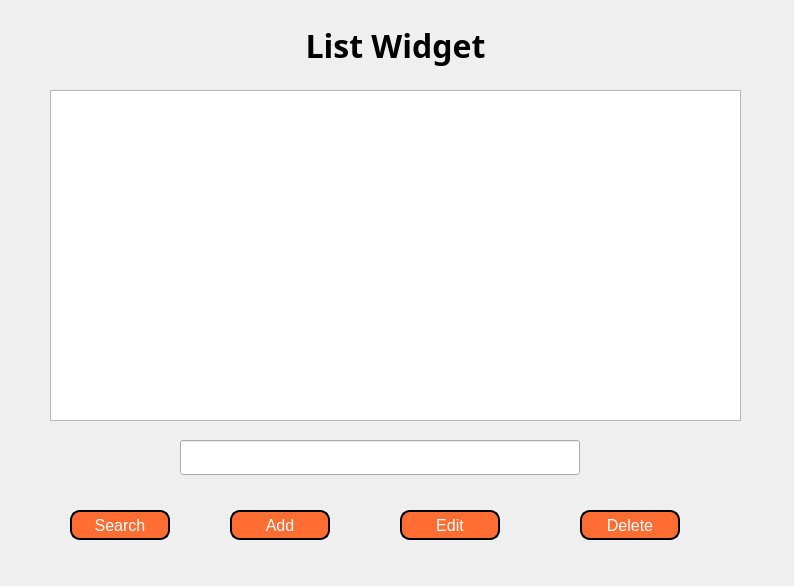
Old version of the form Lesson7/lesson7.ui in the repository trungsliver/MK-C4K-PTI15.
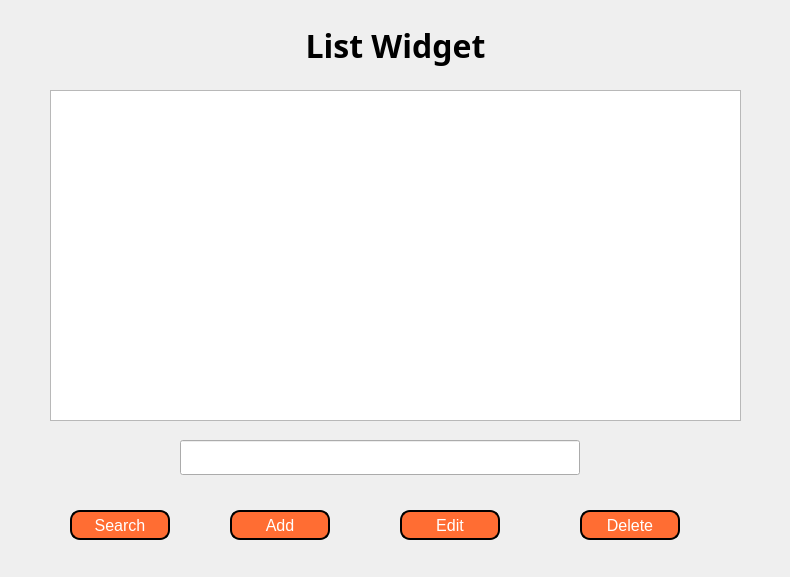
New version of the form.

```diff
--- a/Lesson7/lesson7.ui
+++ b/Lesson7/lesson7.ui
@@ -6,8 +6,8 @@
    <rect>
     <x>0</x>
     <y>0</y>
-    <width>794</width>
-    <height>586</height>
+    <width>790</width>
+    <height>577</height>
    </rect>
   </property>
   <property name="windowTitle">
```
